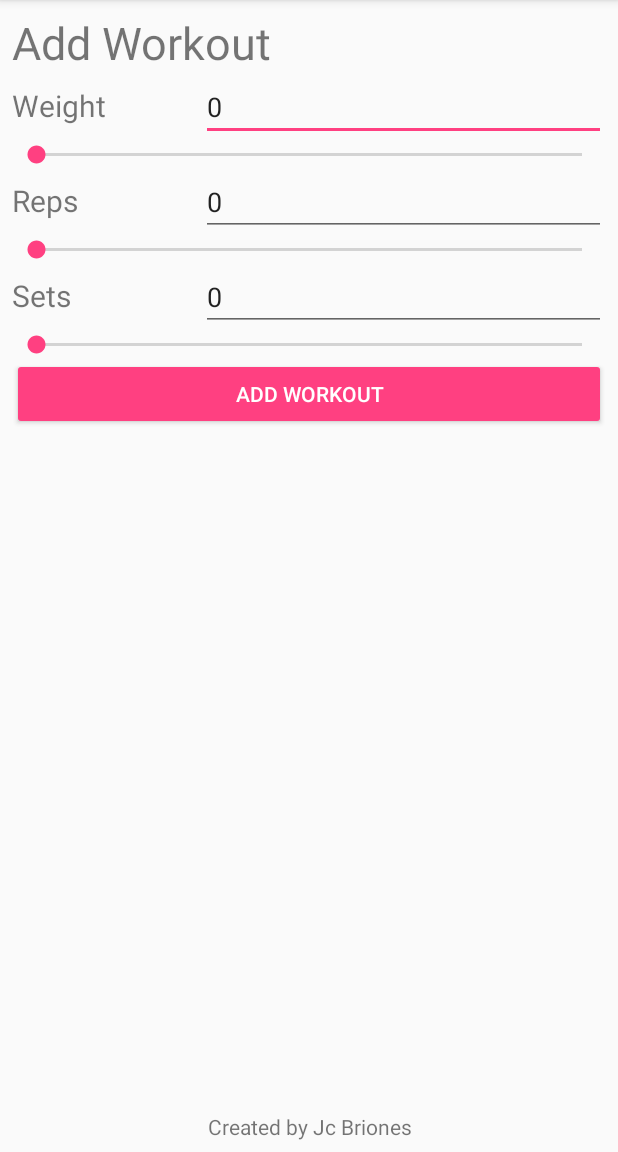
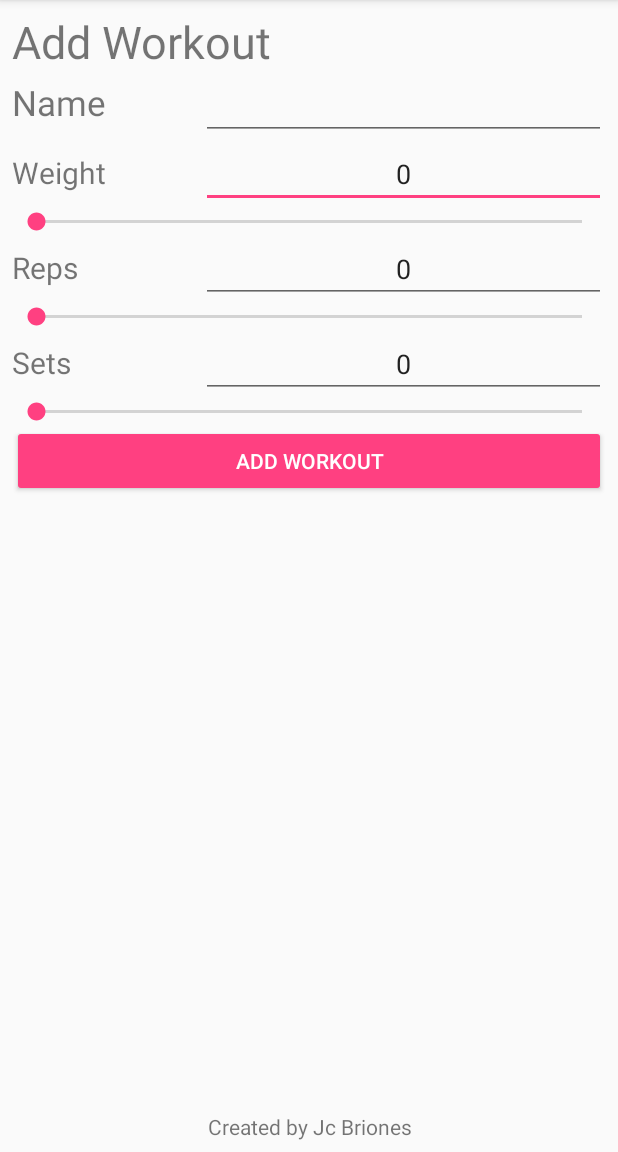
Before and after one commit to jcbriones/AndroidProjects, an Android app: the screen it shows after launch (AddWorkout), after a tap on "ADD", on a phone screen of 412 x 824 dp, the part 84-1236 px from its top. Run offline under Robolectric (Android 15) with nearby library versions, the phone set to English and light mode, and no system bars; 1 statement that could not run was skipped.

Commit message:
Add functionality for Project 2 has been added.

```diff
--- a/Project2WorkIt/app/src/main/java/com/jcbriones/gmu/project2workit/AddWorkout.java
+++ b/Project2WorkIt/app/src/main/java/com/jcbriones/gmu/project2workit/AddWorkout.java
@@ -1,24 +1,34 @@
 package com.jcbriones.gmu.project2workit;
 
 import android.content.ContentValues;
-import android.database.Cursor;
+import android.content.Intent;
 import android.database.sqlite.SQLiteDatabase;
-import android.support.v4.widget.SimpleCursorAdapter;
+import android.os.Bundle;
 import android.support.v7.app.AppCompatActivity;
-import android.os.Bundle;
-import android.widget.ListView;
+import android.view.View;
+import android.widget.SeekBar;
+import android.widget.SeekBar.OnSeekBarChangeListener;
+import android.widget.TextView;
+import android.widget.Toast;
 
 import static com.jcbriones.gmu.project2workit.DatabaseOpenHelper.TABLE_NAME;
 
 public class AddWorkout extends AppCompatActivity {
 
     // Variables
-    private SimpleCursorAdapter adapter;
-    private int currentPos;
+    //private SimpleCursorAdapter adapter;
+    //private int currentPos;
     private SQLiteDatabase db = null;
     private DatabaseOpenHelper dbHelper = null;
-    private Cursor mCursor;
-    private int requestCode;
+    //private Cursor mCursor;
+    // ViewVariables
+    protected TextView textViewWorkout;
+    protected SeekBar seekBarWeight;
+    protected TextView textViewWeight;
+    protected SeekBar seekBarReps;
+    protected TextView textViewReps;
+    protected SeekBar seekBarSets;
+    protected TextView textViewSets;
 
     @Override
     protected void onCreate(Bundle savedInstanceState) {
@@ -26,26 +36,118 @@ public class AddWorkout extends AppCompatActivity {
         setContentView(R.layout.activity_add_workout);
 
         initializeVariables();
+
+        seekBarWeight.setOnSeekBarChangeListener(new OnSeekBarChangeListener() {
+            @Override
+            public void onProgressChanged(SeekBar seekBar, int progresValue, boolean fromUser) {
+                textViewWeight.setText(String.valueOf(progresValue));
+            }
+
+            @Override
+            public void onStartTrackingTouch(SeekBar seekBar) {
+                // Empty
+            }
+
+            @Override
+            public void onStopTrackingTouch(SeekBar seekBar) {
+                // Empty
+            }
+        });
+        seekBarReps.setOnSeekBarChangeListener(new OnSeekBarChangeListener() {
+            @Override
+            public void onProgressChanged(SeekBar seekBar, int progresValue, boolean fromUser) {
+                textViewReps.setText(String.valueOf(progresValue));
+            }
+
+            @Override
+            public void onStartTrackingTouch(SeekBar seekBar) {
+                // Empty
+            }
+
+            @Override
+            public void onStopTrackingTouch(SeekBar seekBar) {
+                // Empty
+            }
+        });
+        seekBarSets.setOnSeekBarChangeListener(new OnSeekBarChangeListener() {
+            @Override
+            public void onProgressChanged(SeekBar seekBar, int progresValue, boolean fromUser) {
+                textViewSets.setText(String.valueOf(progresValue));
+            }
+
+            @Override
+            public void onStartTrackingTouch(SeekBar seekBar) {
+                // Empty
+            }
+
+            @Override
+            public void onStopTrackingTouch(SeekBar seekBar) {
+                // Empty
+            }
+        });
+
     }
 
     private void initializeVariables() {
         dbHelper = new DatabaseOpenHelper(this);
         db = dbHelper.getWritableDatabase();
-        requestCode = 0;
 
         // View Variables
+        textViewWorkout = (TextView) findViewById(R.id.inputWorkout);
+        seekBarWeight = (SeekBar) findViewById(R.id.seekBarWeight);
+        textViewWeight = (TextView) findViewById(R.id.inputWeight);
+        seekBarReps = (SeekBar) findViewById(R.id.seekBarReps);
+        textViewReps = (TextView) findViewById(R.id.inputReps);
+        seekBarSets = (SeekBar) findViewById(R.id.seekBarSets);
+        textViewSets = (TextView) findViewById(R.id.inputSets);
+
+        // SEEK BARS
+        seekBarWeight.setMax(100);
+        seekBarReps.setMax(50);
+        seekBarSets.setMax(10);
 
     }
 
-    private void addToList(String input) {
-        if (!input.equals("")) {
-            // Add to Database
-            ContentValues cv = new ContentValues(1);
-            cv.put(DatabaseOpenHelper.WORKOUT, input);
-            db.insert(TABLE_NAME, null, cv);
-            mCursor.requery();
-            adapter.notifyDataSetChanged();
+    private void addToList(String workout, String weight, String reps, String sets) {
+        // Add to Database
+        ContentValues cv = new ContentValues(1);
+        cv.put(DatabaseOpenHelper.WORKOUT, workout);
+        cv.put(DatabaseOpenHelper.WEIGHT, weight);
+        cv.put(DatabaseOpenHelper.REPS, reps);
+        cv.put(DatabaseOpenHelper.SETS, sets);
+        db.insert(TABLE_NAME, null, cv);
+    }
+
+    public static boolean isNumeric(String str)
+    {
+        try {
+            Integer.parseInt(str);
+        }
+        catch(NumberFormatException e) {
+            return false;
+        }
+        return true;
+    }
+
+    /** Buttons */
+    public void onButtonClickAdd(View view) {
+        // Check first if the inputs are valid inputs. Otherwise, Tell user to enter a valid input
+        if (!textViewWorkout.getText().toString().equals("") && isNumeric(textViewWeight.getText().toString()) && isNumeric(textViewReps.getText().toString()) && isNumeric(textViewSets.getText().toString())) {
+            //addToList(textViewWorkout.getText().toString(), textViewWeight.getText().toString(), textViewReps.getText().toString(), textViewSets.getText().toString());
+
+            Intent intent = new Intent(this, MainActivity.class);
+            intent.putExtra(MainActivity.WORKOUT, textViewWorkout.getText().toString());
+            intent.putExtra(MainActivity.WEIGHT, textViewWeight.getText().toString());
+            intent.putExtra(MainActivity.REPS, textViewReps.getText().toString());
+            intent.putExtra(MainActivity.SETS, textViewSets.getText().toString());
+            setResult(RESULT_OK, intent);
+            finish();
+        }
+        else {
+            // Throw a warning to user
+            Toast.makeText(getApplicationContext(), "Please make sure you enter the name of the workout and all other inputs provided.", Toast.LENGTH_SHORT).show();
         }
     }
 
+
 }
--- a/Project2WorkIt/app/src/main/java/com/jcbriones/gmu/project2workit/MainActivity.java
+++ b/Project2WorkIt/app/src/main/java/com/jcbriones/gmu/project2workit/MainActivity.java
@@ -20,6 +20,10 @@ import static com.jcbriones.gmu.project2workit.DatabaseOpenHelper.TABLE_NAME;
 public class MainActivity extends AppCompatActivity {
 
     public static final String WORKOUT_ID = "com.jcbriones.gmu.project2workit.WORKOUT_ID";
+    public static final String WORKOUT = "com.jcbriones.gmu.project2workit.WORKOUT";
+    public static final String WEIGHT = "com.jcbriones.gmu.project2workit.WEIGHT";
+    public static final String REPS = "com.jcbriones.gmu.project2workit.REPS";
+    public static final String SETS = "com.jcbriones.gmu.project2workit.SETS";
 
     // Variables
     private SimpleCursorAdapter adapter;
@@ -27,7 +31,8 @@ public class MainActivity extends AppCompatActivity {
     private SQLiteDatabase db = null;
     private DatabaseOpenHelper dbHelper = null;
     private Cursor mCursor;
-    private int requestCode;
+    private int RequestCode;
+    private String[] columns = new String[] {"_id", DatabaseOpenHelper.WORKOUT, DatabaseOpenHelper.WEIGHT, DatabaseOpenHelper.REPS, DatabaseOpenHelper.SETS};
     // View Variables
     protected AlertDialog actions;
     protected TextView inputText;
@@ -49,6 +54,15 @@ public class MainActivity extends AppCompatActivity {
                                                 }
         );
 
+        mCursor = db.query(TABLE_NAME, columns, null, null, null, null, null);
+        adapter = new SimpleCursorAdapter(this,
+                android.R.layout.simple_list_item_1,
+                mCursor,
+                new String[] { "item" },
+                new int[] { android.R.id.text1 });
+
+        exerciseList.setAdapter(adapter);
+
         // Alert Pop-up
         AlertDialog.Builder builder = new AlertDialog.Builder(this);
         builder.setTitle("What would you like to do with this workout?");
@@ -57,6 +71,14 @@ public class MainActivity extends AppCompatActivity {
         builder.setNegativeButton("Cancel", null);
         actions = builder.create();
     }
+
+    @Override
+    protected void onActivityResult(int requestCode, int resultCode, Intent intent) {
+        if (requestCode == RequestCode && resultCode == RESULT_OK && intent != null) {
+            //addToList(intent.getStringExtra(WORKOUT), intent.getStringExtra(WEIGHT), intent.getStringExtra(REPS), intent.getStringExtra(SETS));
+        }
+    }
+
 
     DialogInterface.OnClickListener actionListener =
             new DialogInterface.OnClickListener() {
@@ -82,18 +104,30 @@ public class MainActivity extends AppCompatActivity {
     private void modifyWorkout(String rowId) {
         Intent intent = new Intent(this, ModifyWorkout.class);
         intent.putExtra(WORKOUT_ID, rowId);
-        startActivityForResult(intent, requestCode);
+        startActivityForResult(intent, RequestCode);
     }
 
     private void initializeVariables() {
         dbHelper = new DatabaseOpenHelper(this);
         db = dbHelper.getWritableDatabase();
-        requestCode = 0;
+        RequestCode = 0;
 
         // View Variables
         exerciseList = (ListView) findViewById(R.id.exerciseList);
     }
-//
+
+    private void addToList(String workout, String weight, String reps, String sets) {
+        // Add to Database
+        ContentValues cv = new ContentValues();
+        cv.put(DatabaseOpenHelper.WORKOUT, workout);
+        cv.put(DatabaseOpenHelper.WEIGHT, weight);
+        cv.put(DatabaseOpenHelper.REPS, reps);
+        cv.put(DatabaseOpenHelper.SETS, sets);
+        db.insert(TABLE_NAME, null, cv);
+        mCursor.requery();
+        adapter.notifyDataSetChanged();
+    }
+
 //    private void addToList(String input) {
 //        if (!input.equals("")) {
 //            // Add to Database
@@ -112,7 +146,7 @@ public class MainActivity extends AppCompatActivity {
     /** View Buttons */
     public void onButtonClickAddWorkout(View view) {
         Intent intent = new Intent(this, AddWorkout.class);
-        startActivityForResult(intent, requestCode);
+        startActivityForResult(intent, RequestCode);
     }
 
 }
--- a/Project2WorkIt/app/src/main/res/layout/activity_add_workout.xml
+++ b/Project2WorkIt/app/src/main/res/layout/activity_add_workout.xml
@@ -6,6 +6,22 @@
     android:layout_height="match_parent"
     tools:context="com.jcbriones.gmu.project2workit.AddWorkout">
 
+    <TextView
+        android:id="@+id/copyright"
+        android:layout_width="0dp"
+        android:layout_height="wrap_content"
+        android:layout_marginBottom="7dp"
+        android:layout_marginEnd="8dp"
+        android:layout_marginLeft="8dp"
+        android:layout_marginRight="8dp"
+        android:layout_marginStart="8dp"
+        android:gravity="center"
+        android:text="Created by Jc Briones"
+        app:layout_constraintBottom_toBottomOf="parent"
+        app:layout_constraintHorizontal_bias="0.0"
+        app:layout_constraintLeft_toLeftOf="parent"
+        app:layout_constraintRight_toRightOf="parent" />
+
     <ScrollView
         android:layout_width="0dp"
         android:layout_height="472dp"
@@ -13,7 +29,7 @@
         android:layout_marginLeft="8dp"
         android:layout_marginRight="8dp"
         android:layout_marginStart="8dp"
-        android:layout_marginTop="8dp"
+        android:layout_marginTop="7dp"
         app:layout_constraintHorizontal_bias="0.0"
         app:layout_constraintLeft_toLeftOf="parent"
         app:layout_constraintRight_toRightOf="parent"
@@ -36,6 +52,35 @@
             <LinearLayout
                 android:layout_width="match_parent"
                 android:layout_height="match_parent"
+                android:layout_weight="1"
+                android:orientation="horizontal">
+
+                <TextView
+                    android:id="@+id/textViewWorkout"
+                    android:layout_width="70dp"
+                    android:layout_height="wrap_content"
+                    android:layout_weight="1"
+                    android:text="Name"
+                    android:textSize="23dp"
+                    tools:layout_editor_absoluteX="27dp"
+                    tools:layout_editor_absoluteY="117dp" />
+
+                <EditText
+                    android:id="@+id/inputWorkout"
+                    android:layout_width="wrap_content"
+                    android:layout_height="wrap_content"
+                    android:layout_weight="1"
+                    android:ems="10"
+                    android:inputType="text"
+                    android:textAlignment="center"
+                    tools:layout_editor_absoluteX="34dp"
+                    tools:layout_editor_absoluteY="134dp" />
+
+            </LinearLayout>
+
+            <LinearLayout
+                android:layout_width="match_parent"
+                android:layout_height="match_parent"
                 android:orientation="horizontal">
 
                 <TextView
@@ -49,20 +94,21 @@
                     tools:layout_editor_absoluteY="117dp" />
 
                 <EditText
-                    android:id="@+id/inputExcellent"
+                    android:id="@+id/inputWeight"
                     android:layout_width="wrap_content"
                     android:layout_height="wrap_content"
                     android:layout_weight="1"
                     android:ems="10"
                     android:inputType="number"
                     android:text="0"
+                    android:textAlignment="center"
                     tools:layout_editor_absoluteX="34dp"
                     tools:layout_editor_absoluteY="134dp" />
 
             </LinearLayout>
 
             <SeekBar
-                android:id="@+id/seekBarExcellent"
+                android:id="@+id/seekBarWeight"
                 style="@android:style/Widget.Material.SeekBar"
                 android:layout_width="match_parent"
                 android:layout_height="wrap_content"
@@ -84,20 +130,21 @@
                     tools:layout_editor_absoluteY="117dp" />
 
                 <EditText
-                    android:id="@+id/inputAverage"
+                    android:id="@+id/inputReps"
                     android:layout_width="wrap_content"
                     android:layout_height="wrap_content"
                     android:layout_weight="1"
                     android:ems="10"
                     android:inputType="number"
                     android:text="0"
+                    android:textAlignment="center"
                     tools:layout_editor_absoluteX="117dp"
                     tools:layout_editor_absoluteY="134dp" />
 
             </LinearLayout>
 
             <SeekBar
-                android:id="@+id/seekBarAverage"
+                android:id="@+id/seekBarReps"
                 style="@android:style/Widget.Material.SeekBar"
                 android:layout_width="match_parent"
                 android:layout_height="wrap_content"
@@ -122,19 +169,20 @@
                     tools:layout_editor_absoluteY="117dp" />
 
                 <EditText
-                    android:id="@+id/inputLacking"
+                    android:id="@+id/inputSets"
                     android:layout_width="wrap_content"
                     android:layout_height="wrap_content"
                     android:layout_weight="1"
                     android:ems="10"
                     android:inputType="number"
                     android:text="0"
+                    android:textAlignment="center"
                     tools:layout_editor_absoluteX="226dp"
                     tools:layout_editor_absoluteY="134dp" />
             </LinearLayout>
 
             <SeekBar
-                android:id="@+id/seekBarLacking"
+                android:id="@+id/seekBarSets"
                 style="@android:style/Widget.Material.SeekBar"
                 android:layout_width="match_parent"
                 android:layout_height="wrap_content"
@@ -143,12 +191,12 @@
                 tools:layout_editor_absoluteY="581dp" />
 
             <Button
-                android:id="@+id/buttonUpdate"
+                android:id="@+id/buttonAdd"
                 style="@style/Widget.AppCompat.Button.Colored"
                 android:layout_width="match_parent"
                 android:layout_height="wrap_content"
                 android:layout_weight="1"
-                android:onClick="onButtonClickUpdate"
+                android:onClick="onButtonClickAdd"
                 android:text="Add Workout"
                 tools:layout_editor_absoluteX="67dp"
                 tools:layout_editor_absoluteY="273dp" />
@@ -156,20 +204,4 @@
         </LinearLayout>
     </ScrollView>
 
-    <TextView
-        android:id="@+id/copyright"
-        android:layout_width="0dp"
-        android:layout_height="wrap_content"
-        android:layout_marginBottom="7dp"
-        android:layout_marginEnd="8dp"
-        android:layout_marginLeft="8dp"
-        android:layout_marginRight="8dp"
-        android:layout_marginStart="8dp"
-        android:gravity="center"
-        android:text="Created by Jc Briones"
-        app:layout_constraintBottom_toBottomOf="parent"
-        app:layout_constraintHorizontal_bias="0.0"
-        app:layout_constraintLeft_toLeftOf="parent"
-        app:layout_constraintRight_toRightOf="parent" />
-
 </android.support.constraint.ConstraintLayout>
```
